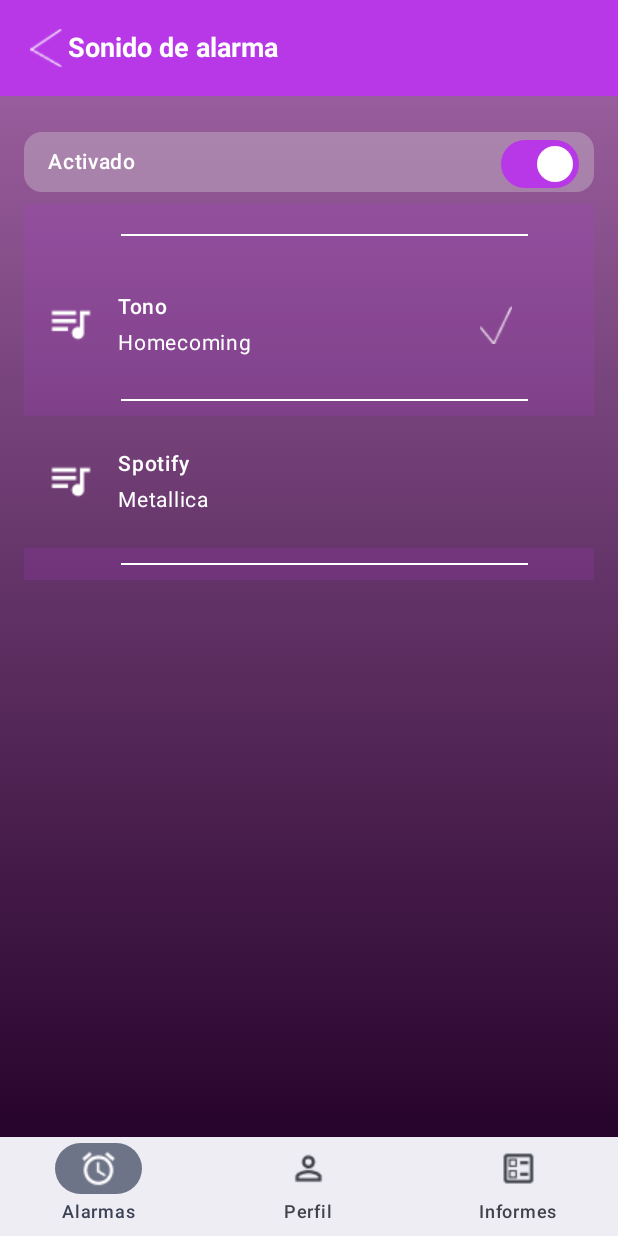
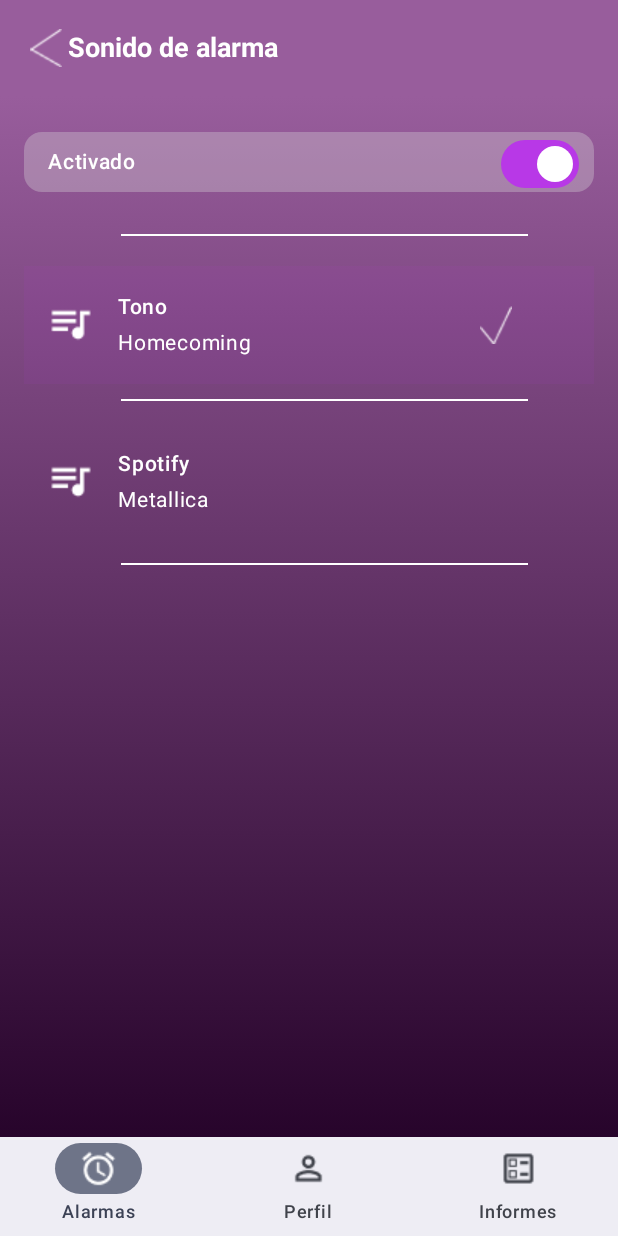
Before and after one commit to elle184/context-alarm, an Android app built with Jetpack Compose: the SonidoActivity screen opened directly, with no data from a screen before it, on a phone screen of 412 x 824 dp. Run offline under Robolectric (Android 15) with nearby library versions, the phone set to English and light mode, and no system bars.

Commit message:
Se realiza ajuste acerca sobre la navegabilidad de la aplicación mobile

```diff
--- a/mobile/ContextAlarm/app/src/main/java/co/edu/ux/context/alarm/ContextAlarmApp.kt
+++ b/mobile/ContextAlarm/app/src/main/java/co/edu/ux/context/alarm/ContextAlarmApp.kt
@@ -12,5 +12,7 @@ fun ContextAlarmApp() {
         composable("createAlarm") { CreateAlarm(navController) }
         composable("alarms") { Alarms(navController) }
         composable("reports") { InformesScreen(navController) }
+        composable("sonido") { SonidoScreen(navController) }
+        composable("fondoPantalla") { AlarmDetailScreen(navController) }
     }
 }
--- a/mobile/ContextAlarm/app/src/main/java/co/edu/ux/context/alarm/SonidoActivity.kt
+++ b/mobile/ContextAlarm/app/src/main/java/co/edu/ux/context/alarm/SonidoActivity.kt
@@ -29,8 +29,8 @@ import androidx.compose.ui.unit.dp
 import androidx.compose.ui.unit.sp
 import androidx.compose.ui.text.font.FontFamily
 import androidx.compose.ui.text.font.Typeface
-
-
+import androidx.navigation.NavController
+import androidx.navigation.compose.rememberNavController
 
 
 class SonidoActivity : ComponentActivity() {
@@ -41,7 +41,7 @@ class SonidoActivity : ComponentActivity() {
             ContextAlarmTheme {
                 Surface(modifier = Modifier.fillMaxSize()
                     , color = MaterialTheme.colorScheme.background) {
-                    SonidoScreen()
+                    SonidoScreen(rememberNavController())
                 }
             }
         }
@@ -61,17 +61,18 @@ fun Greeting4(name: String, modifier: Modifier = Modifier) {
 @Composable
 fun GreetingPreview4() {
     ContextAlarmTheme {
-        SonidoScreen()
+        SonidoScreen(rememberNavController())
     }
 }
 
 @OptIn(ExperimentalMaterial3Api::class)
 @Composable
-fun SonidoScreen(){
+fun SonidoScreen(navController : NavController){
     Scaffold(
         modifier = Modifier
             .fillMaxSize()
-            .background(Color(0xFFB838E7)), // Color de fondo
+            .background(Brush.verticalGradient(
+                listOf(Color(0xFF985D9C), Color(0xFF27042B)))), // Color de fondo
         topBar = {
             TopAppBar(
                 title = {
@@ -89,10 +90,10 @@ fun SonidoScreen(){
                         modifier = Modifier
                             .padding(start = 16.dp)
                             .size(21.dp, 26.dp)
-                            .clickable { /* Acción al hacer clic */ }
+                            .clickable { navController.popBackStack()}
                     )
                 },
-                colors = TopAppBarDefaults.topAppBarColors(containerColor = Color(0xFFB838E7))
+                colors = TopAppBarDefaults.topAppBarColors(containerColor = Color(0xFF985D9C))
             )
         },
         bottomBar = {
@@ -105,7 +106,7 @@ fun SonidoScreen(){
                         contentDescription = "Alarmas") }, // Icono de alarmas
                     label = { Text("Alarmas",fontSize = 12.sp) },
                     selected = true,
-                    onClick = { /* Acción para Alarmas */ }
+                    onClick = { navController.navigate("alarms")  }
                 )
                 NavigationBarItem(
                     icon = { Icon(
@@ -123,7 +124,7 @@ fun SonidoScreen(){
                         contentDescription = "Informes") }, // Icono de informes
                     label = { Text("Informes",fontSize = 12.sp) },
                     selected = false,
-                    onClick = { /* Acción para Informes */ }
+                    onClick = { navController.navigate("reports") }
                 )
             }
         }
@@ -183,7 +184,7 @@ fun SonidoScreen(){
 
                 Row(modifier = Modifier
                     .fillMaxWidth()
-                    .background(Color(0x25B838E7))
+                    .background(Color(0x00000000))
                     .padding(vertical = 20.dp),
                     verticalAlignment = Alignment.CenterVertically){
                     Icon(
@@ -201,7 +202,7 @@ fun SonidoScreen(){
                 Row(
                     modifier = Modifier
                         .fillMaxWidth()
-                        .background(Color(0x25B838E7))
+                        .background(Color(0x10B838E7))
                         .padding(vertical = 15.dp),
                     verticalAlignment = Alignment.CenterVertically
                 ) {
@@ -242,7 +243,7 @@ fun SonidoScreen(){
 
                 Row(modifier = Modifier
                     .fillMaxWidth()
-                    .background(Color(0x25B838E7))
+                    .background(Color(0x00000000))
                     .padding(vertical = 10.dp),
                     verticalAlignment = Alignment.CenterVertically){
                     Icon(
@@ -291,7 +292,7 @@ fun SonidoScreen(){
                 }
                 Row(modifier = Modifier
                     .fillMaxWidth()
-                    .background(Color(0x25B838E7))
+                    .background(Color(0x00000000))
                     .padding(vertical = 10.dp),
                     verticalAlignment = Alignment.CenterVertically){
                     Icon(
```
Also changed, not shown: mobile/ContextAlarm/app/src/main/java/co/edu/ux/context/alarm/FondoPantalla.kt (+9 -5 lines), mobile/ContextAlarm/app/src/main/java/co/edu/ux/context/alarm/InformesActivity.kt (+10 -7 lines), mobile/ContextAlarm/app/src/main/java/co/edu/ux/context/alarm/ui/CreateAlarm.kt (+7 -6 lines).
